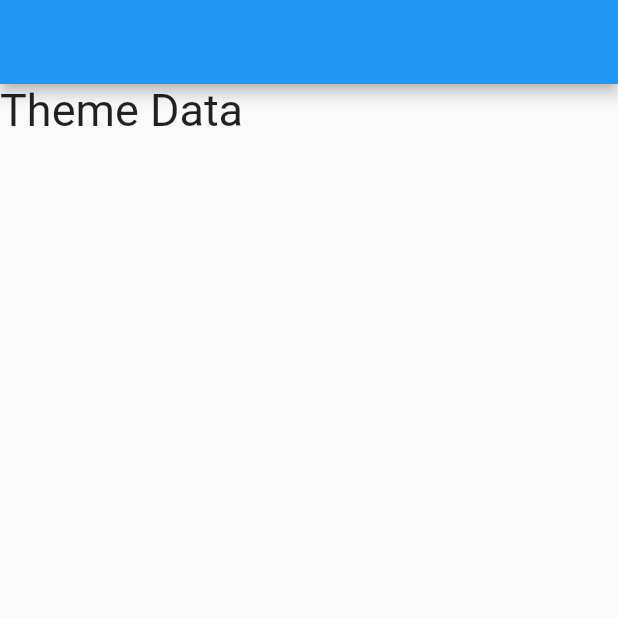
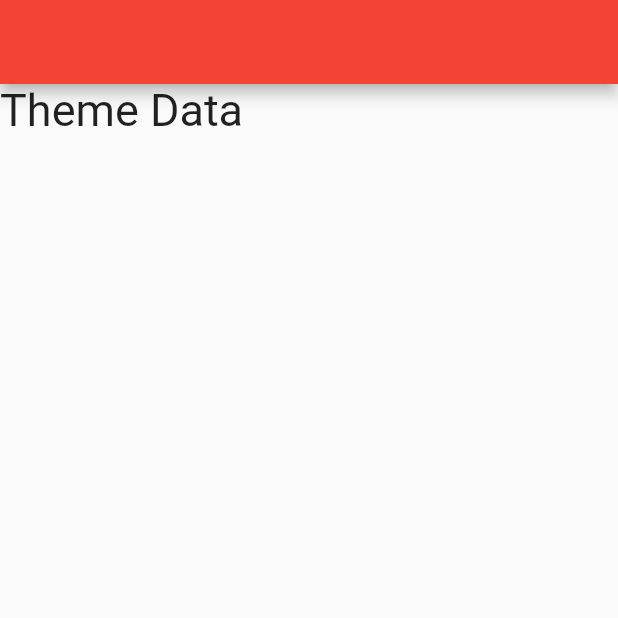
Before and after one commit to timothylidede/Notify, a Flutter app: the screen it shows after launch, on a phone screen of 412 x 824 dp, the top half of it. Run offline on Flutter 3.47's test engine with Material 2 defaults, Android fonts, the phone set to English and light mode, and no system bars.

Commit message:
Fixing const bug line 15

```diff
--- a/lib/main.dart
+++ b/lib/main.dart
@@ -1,5 +1,6 @@
 import 'package:flutter/material.dart';
 import 'package:notify/ui/home_page.dart';
+import 'package:notify/ui/theme.dart';
 
 void main() {
   runApp(const MyApp());
@@ -14,11 +15,10 @@ class MyApp extends StatelessWidget {
     return MaterialApp(
       title: 'Flutter Demo',
       debugShowCheckedModeBanner: false,
+      theme: Themes.light,
+      themeMode: ThemeMode.light,
 
-
-      themeMode: ThemeMode.dark,
-
-      home: const HomePage()
+      home: HomePage()
     );
   }
 }
--- a/lib/ui/theme.dart
+++ b/lib/ui/theme.dart
@@ -2,13 +2,13 @@ import 'package:flutter/material.dart';
 
 class Themes{
 
-static final _light= ThemeData(
-  primaryColor: Colors.red,
-  brightness: Brightness.light
+  static final light= ThemeData(
+    primarySwatch: Colors.red,
+    brightness: Brightness.light
   );
 
-static final _dark = ThemeData(
-  primaryColor: Colors.red,
-  brightness: Brightness.light
+  static final dark = ThemeData(
+    primarySwatch: Colors.yellow,
+    brightness: Brightness.light
   );
 }
```
